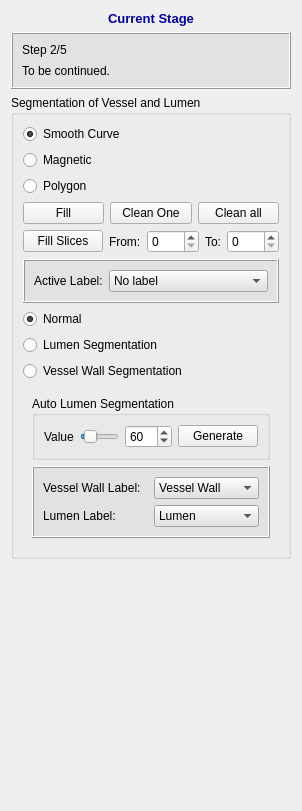
The window that codes/Controller/InteractorStyles/QInteractorStyleVesselSegmentation2.ui (wuzhuobin/Vessel_Project) describes before a commit, drawn with Qt 5.
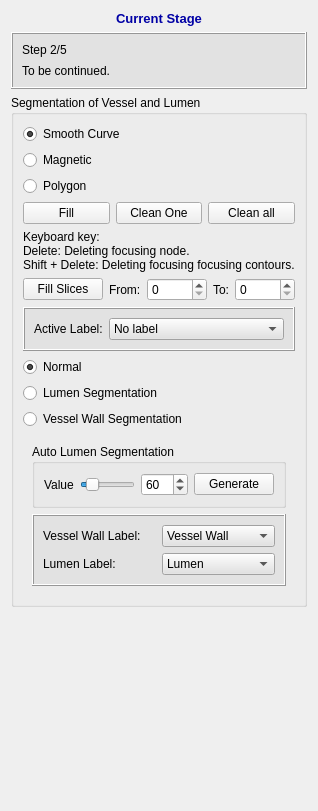
The same window after the commit. Icons and pictures are not drawn.

What changed in the file:
```diff
--- a/codes/Controller/InteractorStyles/QInteractorStyleVesselSegmentation2.ui
+++ b/codes/Controller/InteractorStyles/QInteractorStyleVesselSegmentation2.ui
@@ -185,6 +185,15 @@
         </item>
        </layout>
       </item>
+      <item>
+       <widget class="QLabel" name="label_2">
+        <property name="text">
+         <string>Keyboard key:
+Delete: Deleting focusing node. 
+Shift + Delete: Deleting focusing focusing contours.</string>
+        </property>
+       </widget>
+      </item>
       <item>
        <layout class="QHBoxLayout" name="horizontalLayout_9">
         <item>
```
Left out of the diff: 3 changed lines with no effect on the pictures.
